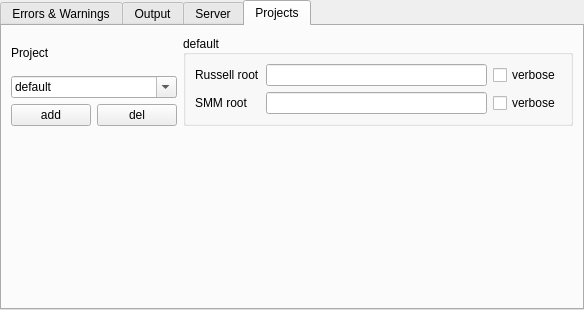
Qt form addons/kate-russell-plugin/BottomTab.ui (dmitry-vlasov/kate-russell) before a commit.
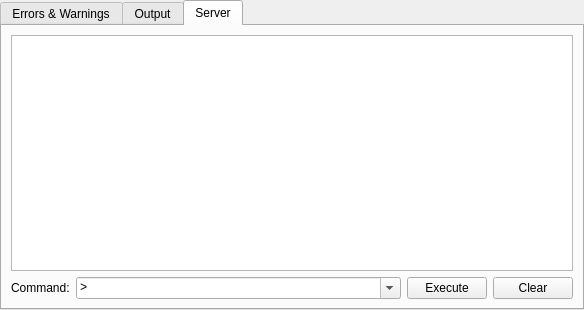
The same form after that commit.

Commit message: uselsess bottom tab removed

```diff
--- a/addons/kate-russell-plugin/BottomTab.ui
+++ b/addons/kate-russell-plugin/BottomTab.ui
@@ -29,7 +29,7 @@
    <item>
     <widget class="QTabWidget" name="qtabwidget">
      <property name="currentIndex">
-      <number>3</number>
+      <number>2</number>
      </property>
      <widget class="QWidget" name="errs">
       <attribute name="title">
@@ -175,120 +175,6 @@
        </item>
       </layout>
      </widget>
-     <widget class="QWidget" name="projects">
-      <property name="sizePolicy">
-       <sizepolicy hsizetype="Expanding" vsizetype="Expanding">
-        <horstretch>0</horstretch>
-        <verstretch>0</verstretch>
-       </sizepolicy>
-      </property>
-      <attribute name="title">
-       <string>Projects</string>
-      </attribute>
-      <layout class="QGridLayout" name="gridLayout_2">
-       <item row="0" column="0" colspan="2">
-        <widget class="QLabel" name="label">
-         <property name="text">
-          <string>Project</string>
-         </property>
-        </widget>
-       </item>
-       <item row="0" column="2" rowspan="3">
-        <widget class="QGroupBox" name="projectGroupBox">
-         <property name="sizePolicy">
-          <sizepolicy hsizetype="Expanding" vsizetype="Fixed">
-           <horstretch>3</horstretch>
-           <verstretch>0</verstretch>
-          </sizepolicy>
-         </property>
-         <property name="title">
-          <string>default</string>
-         </property>
-         <property name="alignment">
-          <set>Qt::AlignLeading|Qt::AlignLeft|Qt::AlignVCenter</set>
-         </property>
-         <property name="checkable">
-          <bool>false</bool>
-         </property>
-         <layout class="QGridLayout" name="gridLayout" rowstretch="0,0" columnstretch="0,0,0">
-          <item row="0" column="2">
-           <widget class="QCheckBox" name="russellVerboseCheckBox">
-            <property name="text">
-             <string>verbose</string>
-            </property>
-           </widget>
-          </item>
-          <item row="1" column="1">
-           <widget class="QLineEdit" name="smmRootLineEdit"/>
-          </item>
-          <item row="0" column="0">
-           <widget class="QLabel" name="russellLabel">
-            <property name="text">
-             <string>Russell root</string>
-            </property>
-           </widget>
-          </item>
-          <item row="1" column="0">
-           <widget class="QLabel" name="smmLabel">
-            <property name="text">
-             <string>SMM root</string>
-            </property>
-           </widget>
-          </item>
-          <item row="1" column="2">
-           <widget class="QCheckBox" name="smmVerboseCheckBox">
-            <property name="text">
-             <string>verbose</string>
-            </property>
-           </widget>
-          </item>
-          <item row="0" column="1">
-           <widget class="QLineEdit" name="russellRootLineEdit"/>
-          </item>
-         </layout>
-        </widget>
-       </item>
-       <item row="1" column="0" colspan="2">
-        <widget class="QComboBox" name="comboBox">
-         <property name="editable">
-          <bool>true</bool>
-         </property>
-         <item>
-          <property name="text">
-           <string>default</string>
-          </property>
-         </item>
-        </widget>
-       </item>
-       <item row="2" column="0">
-        <widget class="QPushButton" name="pushButton">
-         <property name="text">
-          <string>add</string>
-         </property>
-        </widget>
-       </item>
-       <item row="2" column="1">
-        <widget class="QPushButton" name="pushButton_2">
-         <property name="text">
-          <string>del</string>
-         </property>
-        </widget>
-       </item>
-       <item row="3" column="2">
-        <spacer name="verticalSpacer">
-         <property name="orientation">
-          <enum>Qt::Vertical</enum>
-         </property>
-         <property name="sizeHint" stdset="0">
-          <size>
-           <width>20</width>
-           <height>160</height>
-          </size>
-         </property>
-        </spacer>
-       </item>
-      </layout>
-     </widget>
     </widget>
    </item>
   </layout>
```
